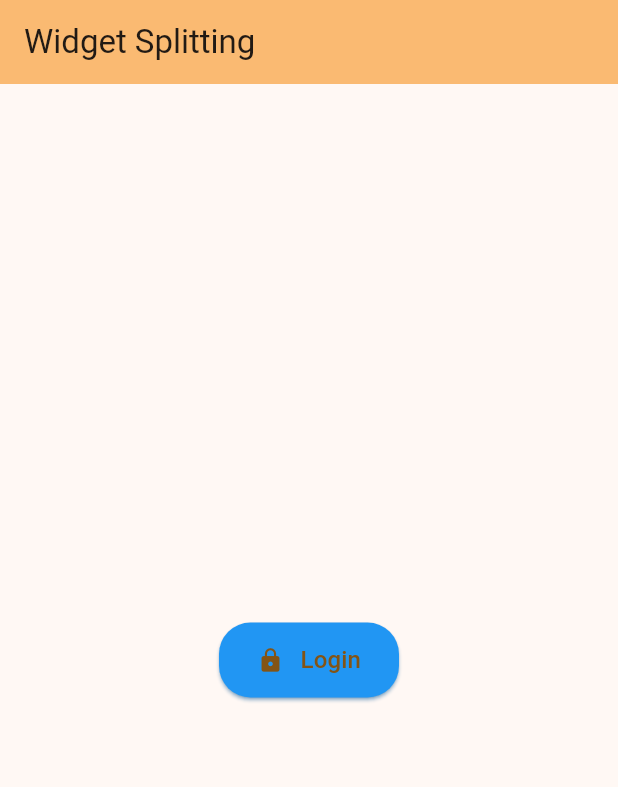
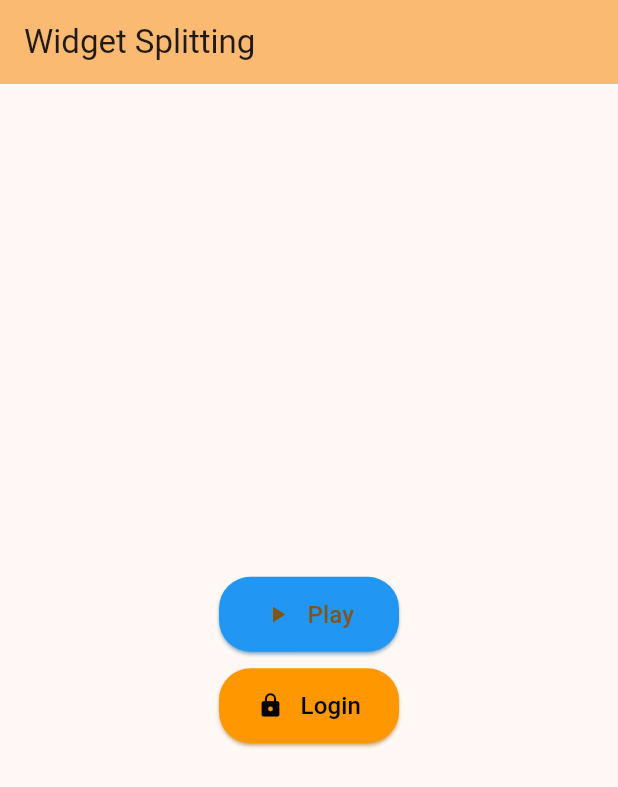
Before and after one commit to akashm936/practiceapp2, a Flutter app: the screen it shows after launch, on a phone screen of 412 x 824 dp. Shown: the top 787 px of the screen. Run offline on Flutter 3.47's test engine with Material 3 defaults, Android fonts, the phone set to English and light mode, and no system bars.

Commit message:
Some More Custom Widget Are Build and Applied to the app PlayButton Login Button

```diff
--- a/lib/main.dart
+++ b/lib/main.dart
@@ -17,7 +17,6 @@ class MyApp extends StatelessWidget {
       title: 'Flutter Demo',
       theme: ThemeData(
         colorScheme: ColorScheme.fromSeed(seedColor: Colors.orangeAccent),
-        primaryColor: Colors.blue,
       ),
       home: const MyHomePage(title: 'Widget Splitting'),
     );
@@ -63,17 +62,40 @@ class _MyHomePageState extends State<MyHomePage> {
         title: Text(widget.title),
       ),
       body: Center(
-        child: Container(
+        child: Column(
+          mainAxisAlignment: MainAxisAlignment.center,
+          children: [
+            Container(
+              width: 120,
+              height: 50,
+              child: RoundedButton(
+                btnText: "Play",
+                icon: Icon(Icons.play_arrow),
+                callback: () {
+                  print("Play!!!");
+                },
+                textStyle: TextStyle(fontSize: 16),
+              ),
+            ),
+            Container(
+              height: 11,
+            ),
+            Container(
               width: 120,
               height: 50,
               child: RoundedButton(
                 btnText: "Login",
-            icon: Icon(Icons.lock),
+                icon: Icon(Icons.lock,color: Colors.black,),
                 callback: () {
                   print("Login In");
                 },
-            textStyle: TextStyle(fontSize: 16),
+                textStyle: TextStyle(fontSize: 16,color: Colors.black),
+                bgcolor: Colors.orange,
               ),
+            )
+
+
+          ],
         ),
       ),
 
```
Lines whose indentation alone changed are shown as unchanged.
